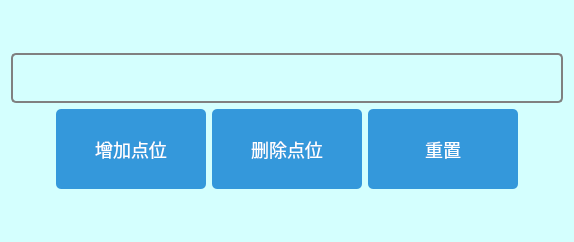
Old version of the form setting.ui in the repository iWuKe/ROSBridge_QT_Control.
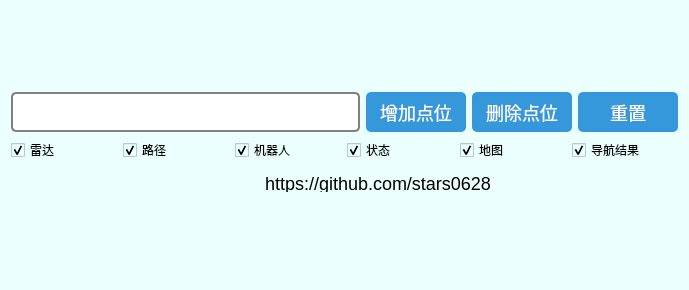
New version of the form. Icons and pictures are not drawn.

Commit message: 更新了雷达显示，新增了路径显示，更新了地图显示区域可旋转

The edit to the form file:
```diff
--- a/setting.ui
+++ b/setting.ui
@@ -6,8 +6,8 @@
    <rect>
     <x>0</x>
     <y>0</y>
-    <width>574</width>
-    <height>242</height>
+    <width>689</width>
+    <height>290</height>
    </rect>
   </property>
   <property name="windowTitle">
@@ -15,7 +15,7 @@
   </property>
   <property name="styleSheet">
    <string notr="true">QWidget {
-  background-color:rgb(212, 255, 254)
+  background-color:#ebffff;
 }
 /* 设置 QGroupBox 控件的样式 */
 QGroupBox {
@@ -45,56 +45,31 @@
   border: 2px solid gray; /* 设置边框宽度和颜色 */
   border-radius: 5px; /* 设置圆角半径 */
   padding: 2px 4px; /* 设置内边距 */
+  background-color: white;
 }
 </string>
   </property>
-  <layout class="QGridLayout" name="gridLayout">
+  <layout class="QGridLayout" name="gridLayout_2">
    <item row="0" column="0">
-    <spacer name="verticalSpacer">
-     <property name="orientation">
-      <enum>Qt::Vertical</enum>
-     </property>
-     <property name="sizeHint" stdset="0">
-      <size>
-       <width>20</width>
-       <height>40</height>
-      </size>
-     </property>
-    </spacer>
-   </item>
-   <item row="1" column="0">
-    <layout class="QVBoxLayout" name="verticalLayout">
-     <item>
-      <widget class="QLineEdit" name="lineEdit">
-       <property name="minimumSize">
-        <size>
-         <width>0</width>
-         <height>50</height>
-        </size>
-       </property>
-      </widget>
-     </item>
-     <item>
+    <layout class="QGridLayout" name="gridLayout">
+     <item row="0" column="0">
       <layout class="QHBoxLayout" name="horizontalLayout">
        <item>
-        <spacer name="horizontalSpacer_2">
-         <property name="orientation">
-          <enum>Qt::Horizontal</enum>
-         </property>
-         <property name="sizeHint" stdset="0">
+        <widget class="QLineEdit" name="lineEdit">
+         <property name="minimumSize">
           <size>
-           <width>40</width>
-           <height>20</height>
+           <width>0</width>
+           <height>40</height>
           </size>
          </property>
-        </spacer>
+        </widget>
        </item>
        <item>
         <widget class="QPushButton" name="pushButton">
          <property name="minimumSize">
           <size>
-           <width>150</width>
-           <height>80</height>
+           <width>100</width>
+           <height>40</height>
           </size>
          </property>
          <property name="text">
@@ -106,8 +81,8 @@
         <widget class="QPushButton" name="pushButton_2">
          <property name="minimumSize">
           <size>
-           <width>150</width>
-           <height>80</height>
+           <width>100</width>
+           <height>40</height>
           </size>
          </property>
          <property name="font">
@@ -128,8 +103,8 @@
         <widget class="QPushButton" name="pushButton_3">
          <property name="minimumSize">
           <size>
-           <width>150</width>
-           <height>80</height>
+           <width>100</width>
+           <height>40</height>
           </size>
          </property>
          <property name="text">
@@ -137,6 +112,77 @@
          </property>
         </widget>
        </item>
+      </layout>
+     </item>
+     <item row="1" column="0">
+      <layout class="QHBoxLayout" name="horizontalLayout_3">
+       <item>
+        <widget class="QCheckBox" name="checkBox">
+         <property name="enabled">
+          <bool>true</bool>
+         </property>
+         <property name="text">
+          <string>雷达</string>
+         </property>
+         <property name="checked">
+          <bool>true</bool>
+         </property>
+        </widget>
+       </item>
+       <item>
+        <widget class="QCheckBox" name="checkBox_2">
+         <property name="text">
+          <string>路径</string>
+         </property>
+         <property name="checked">
+          <bool>true</bool>
+         </property>
+        </widget>
+       </item>
+       <item>
+        <widget class="QCheckBox" name="checkBox_3">
+         <property name="text">
+          <string>机器人</string>
+         </property>
+         <property name="checked">
+          <bool>true</bool>
+         </property>
+        </widget>
+       </item>
+       <item>
+        <widget class="QCheckBox" name="checkBox_4">
+         <property name="text">
+          <string>状态</string>
+         </property>
+         <property name="checked">
+          <bool>true</bool>
+         </property>
+        </widget>
+       </item>
+       <item>
+        <widget class="QCheckBox" name="checkBox_5">
+         <property name="text">
+          <string>地图</string>
+         </property>
+         <property name="checked">
+          <bool>true</bool>
+         </property>
+        </widget>
+       </item>
+       <item>
+        <widget class="QCheckBox" name="checkBox_6">
+         <property name="text">
+          <string>导航结果</string>
+         </property>
+         <property name="checked">
+          <bool>true</bool>
+         </property>
+        </widget>
+       </item>
+      </layout>
+     </item>
+     <item row="2" column="0">
+      <layout class="QHBoxLayout" name="horizontalLayout_2">
        <item>
         <spacer name="horizontalSpacer">
          <property name="orientation">
@@ -150,23 +196,68 @@
          </property>
         </spacer>
        </item>
+       <item>
+        <widget class="QLabel" name="label">
+         <property name="minimumSize">
+          <size>
+           <width>60</width>
+           <height>30</height>
+          </size>
+         </property>
+         <property name="maximumSize">
+          <size>
+           <width>60</width>
+           <height>30</height>
+          </size>
+         </property>
+         <property name="styleSheet">
+          <string notr="true">background:url(:/images/github_transparent.png);</string>
+         </property>
+         <property name="text">
+          <string/>
+         </property>
+        </widget>
+       </item>
+       <item>
+        <widget class="QPushButton" name="pushButton_4">
+         <property name="minimumSize">
+          <size>
+           <width>0</width>
+           <height>30</height>
+          </size>
+         </property>
+         <property name="maximumSize">
+          <size>
+           <width>16777215</width>
+           <height>30</height>
+          </size>
+         </property>
+         <property name="styleSheet">
+          <string notr="true">color:black;
+background:transparent;</string>
+         </property>
+         <property name="text">
+          <string>https://github.com/stars0628</string>
+         </property>
+        </widget>
+       </item>
+       <item>
+        <spacer name="horizontalSpacer_2">
+         <property name="orientation">
+          <enum>Qt::Horizontal</enum>
+         </property>
+         <property name="sizeHint" stdset="0">
+          <size>
+           <width>40</width>
+           <height>20</height>
+          </size>
+         </property>
+        </spacer>
+       </item>
       </layout>
      </item>
     </layout>
    </item>
-   <item row="2" column="0">
-    <spacer name="verticalSpacer_2">
-     <property name="orientation">
-      <enum>Qt::Vertical</enum>
-     </property>
-     <property name="sizeHint" stdset="0">
-      <size>
-       <width>20</width>
-       <height>40</height>
-      </size>
-     </property>
-    </spacer>
-   </item>
   </layout>
  </widget>
  <resources/>
```
The commit also changes 16 other files.
